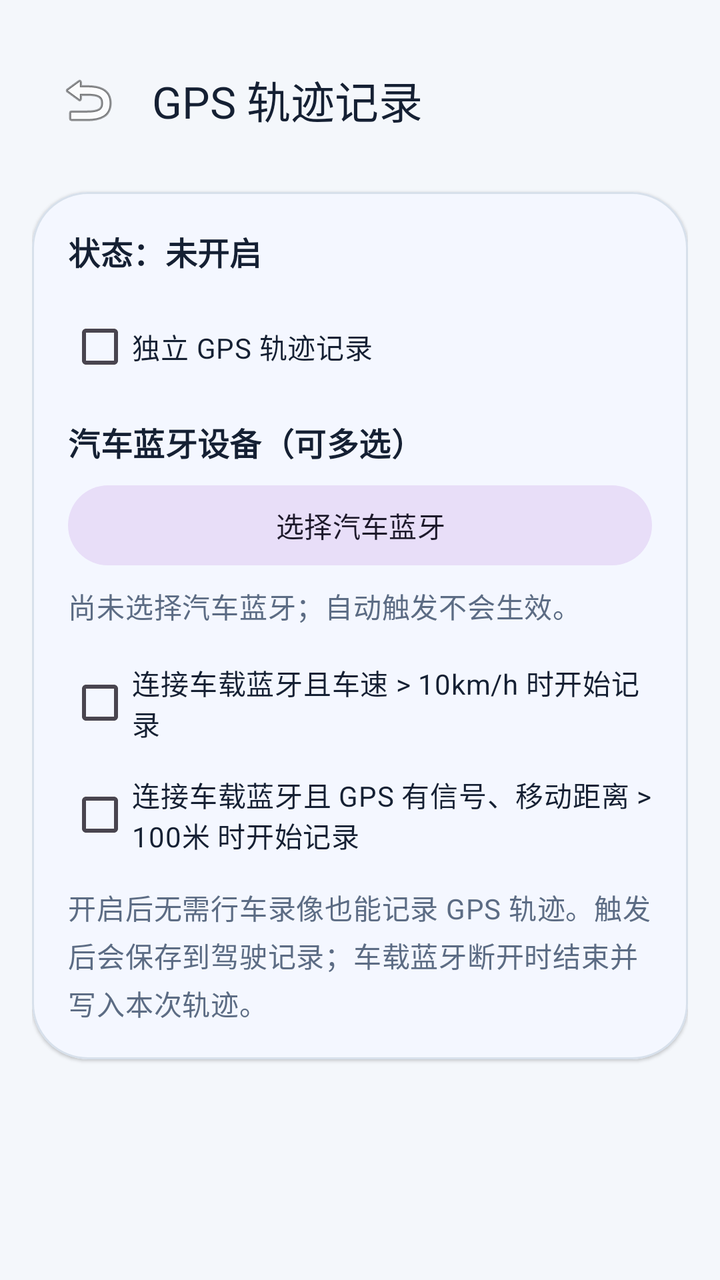
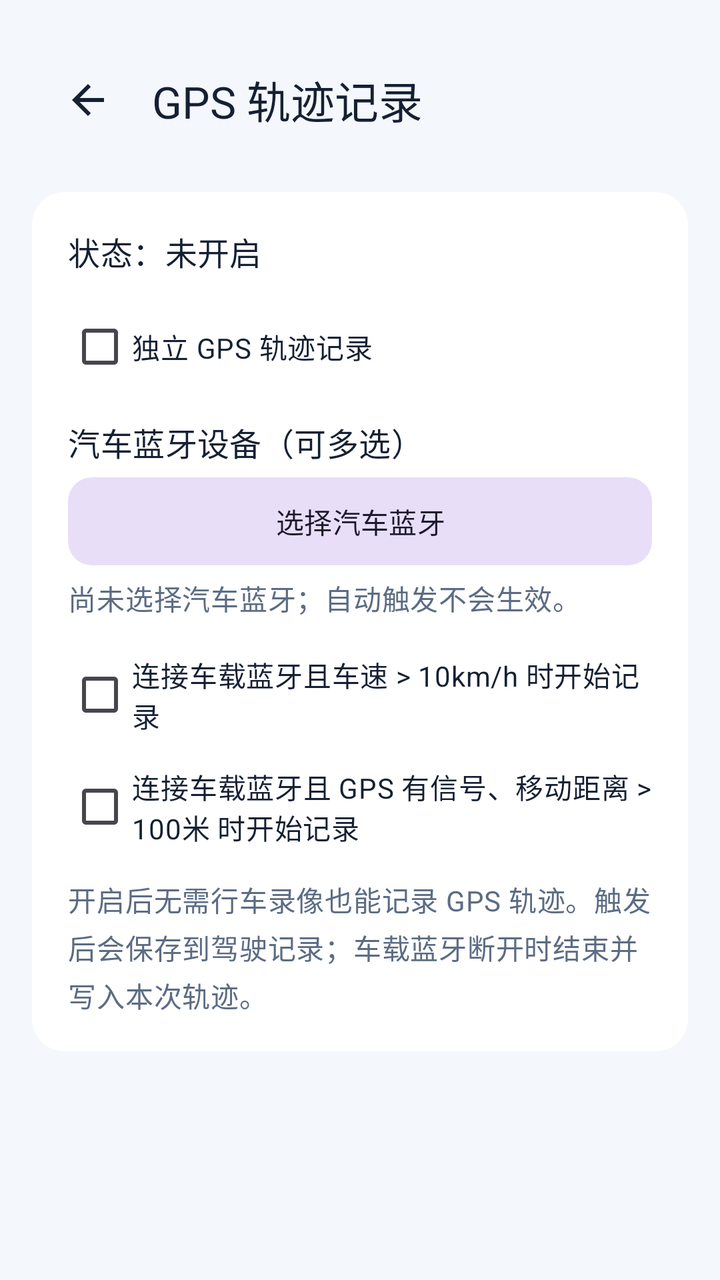

The first picture is an Android layout as it rendered before a commit; the second is the same layout after the commit. The layout source and the unified diff follow.
<!-- AndroidManifest.xml: application theme Theme.CarSpeed -->
<!-- res/layout/activity_track_recording_settings.xml -->
<?xml version="1.0" encoding="utf-8"?>
<ScrollView xmlns:android="http://schemas.android.com/apk/res/android"
    xmlns:app="http://schemas.android.com/apk/res-auto"
    android:layout_width="match_parent"
    android:layout_height="match_parent"
    android:background="@color/brand_sand"
    android:fillViewport="true">

    <LinearLayout
        android:layout_width="match_parent"
        android:layout_height="wrap_content"
        android:orientation="vertical"
        android:paddingStart="16dp"
        android:paddingTop="18dp"
        android:paddingEnd="16dp"
        android:paddingBottom="24dp">

        <com.google.android.material.appbar.MaterialToolbar
            android:id="@+id/toolbar"
            android:layout_width="match_parent"
            android:layout_height="wrap_content"
            android:backgroundTint="@android:color/transparent"
            app:navigationIcon="@android:drawable/ic_menu_revert"
            app:title="@string/track_settings_title"
            app:titleTextColor="@color/text_primary" />

        <com.google.android.material.card.MaterialCardView
            style="@style/Widget.CarSpeed.Card"
            android:layout_width="match_parent"
            android:layout_height="wrap_content"
            android:layout_marginTop="14dp">

            <LinearLayout
                android:layout_width="match_parent"
                android:layout_height="wrap_content"
                android:orientation="vertical"
                android:padding="18dp">

                <TextView
                    android:id="@+id/tvTrackStatus"
                    android:layout_width="match_parent"
                    android:layout_height="wrap_content"
                    android:text="@string/track_status_off"
                    android:textAppearance="@style/TextAppearance.CarSpeed.SectionTitle" />

                <CheckBox
                    android:id="@+id/cbTrackRecordingEnabled"
                    android:layout_width="match_parent"
                    android:layout_height="wrap_content"
                    android:layout_marginTop="12dp"
                    android:text="@string/track_recording_toggle"
                    android:textColor="@color/text_primary" />

                <TextView
                    android:layout_width="match_parent"
                    android:layout_height="wrap_content"
                    android:layout_marginTop="12dp"
                    android:text="@string/bluetooth_car_devices_title"
                    android:textAppearance="@style/TextAppearance.CarSpeed.SectionTitle" />

                <com.google.android.material.button.MaterialButton
                    android:id="@+id/btnBluetoothDevices"
                    style="@style/Widget.Material3.Button.TonalButton"
                    android:layout_width="match_parent"
                    android:layout_height="wrap_content"
                    android:layout_marginTop="6dp"
                    android:text="@string/bluetooth_select_devices" />

                <TextView
                    android:id="@+id/tvBluetoothDeviceSummary"
                    android:layout_width="match_parent"
                    android:layout_height="wrap_content"
                    android:layout_marginTop="6dp"
                    android:text="@string/bluetooth_selected_none"
                    android:textAppearance="@style/TextAppearance.CarSpeed.Body" />

                <CheckBox
                    android:id="@+id/cbTrackTriggerBtSpeed"
                    android:layout_width="match_parent"
                    android:layout_height="wrap_content"
                    android:layout_marginTop="14dp"
                    android:text="@string/track_trigger_bt_speed"
                    android:textColor="@color/text_primary" />

                <CheckBox
                    android:id="@+id/cbTrackTriggerBtDistance"
                    android:layout_width="match_parent"
                    android:layout_height="wrap_content"
                    android:layout_marginTop="8dp"
                    android:text="@string/track_trigger_bt_distance"
                    android:textColor="@color/text_primary" />

                <TextView
                    android:layout_width="match_parent"
                    android:layout_height="wrap_content"
                    android:layout_marginTop="12dp"
                    android:text="@string/track_recording_helper"
                    android:textAppearance="@style/TextAppearance.CarSpeed.Body" />
            </LinearLayout>
        </com.google.android.material.card.MaterialCardView>
    </LinearLayout>
</ScrollView>
<!-- resources referenced by this layout -->
<resources>
  <color name="brand_sand">#F4F7FB</color>
  <color name="text_primary">#152033</color>
  <string name="bluetooth_car_devices_title">汽车蓝牙设备（可多选）</string>
  <string name="bluetooth_select_devices">选择汽车蓝牙</string>
  <string name="bluetooth_selected_none">尚未选择汽车蓝牙；自动触发不会生效。</string>
  <string name="track_recording_helper">开启后无需行车录像也能记录 GPS 轨迹。触发后会保存到驾驶记录；车载蓝牙断开时结束并写入本次轨迹。</string>
  <string name="track_recording_toggle">独立 GPS 轨迹记录</string>
  <string name="track_settings_title">GPS 轨迹记录</string>
  <string name="track_status_off">状态：未开启</string>
  <string name="track_trigger_bt_distance">连接车载蓝牙且 GPS 有信号、移动距离 &gt; 100米 时开始记录</string>
  <string name="track_trigger_bt_speed">连接车载蓝牙且车速 &gt; 10km/h 时开始记录</string>
  <style name="TextAppearance.CarSpeed.Body" parent="TextAppearance.Material3.BodyMedium">
          <item name="android:textColor">@color/text_secondary</item>
      </style>
  <style name="TextAppearance.CarSpeed.SectionTitle" parent="TextAppearance.Material3.TitleMedium">
          <item name="android:textColor">@color/text_primary</item>
          <item name="android:textStyle">bold</item>
      </style>
  <style name="Widget.CarSpeed.Card" parent="Widget.Material3.CardView.Elevated">
          <item name="cardBackgroundColor">@color/surface_primary</item>
          <item name="strokeColor">@color/divider_soft</item>
          <item name="strokeWidth">1dp</item>
          <item name="cardCornerRadius">28dp</item>
      </style>
  <style name="Theme.CarSpeed" parent="Theme.Material3.DayNight.NoActionBar">
          <item name="colorPrimary">@color/brand_blue</item>
          <item name="colorSecondary">@color/brand_teal</item>
          <item name="colorSurface">@color/surface_primary</item>
          <item name="android:colorBackground">@color/brand_sand</item>
          <item name="android:statusBarColor">@android:color/transparent</item>
          <item name="android:navigationBarColor">@color/brand_navy</item>
          <item name="android:windowLightStatusBar">true</item>
          <item name="materialCardViewFilledStyle">@style/Widget.CarSpeed.Card</item>
      </style>
  <color name="text_secondary">#5C6C84</color>
  <color name="surface_primary">#FFFFFF</color>
  <color name="divider_soft">#D7E0EB</color>
  <color name="brand_blue">#2E6BFF</color>
  <color name="brand_teal">#1FB8A6</color>
  <color name="brand_navy">#0E1A2B</color>
</resources>

<!-- the commit's change to res/layout/activity_track_recording_settings.xml (unified diff, before → after) -->
@@ -20,7 +20,7 @@
             android:layout_width="match_parent"
             android:layout_height="wrap_content"
             android:backgroundTint="@android:color/transparent"
-            app:navigationIcon="@android:drawable/ic_menu_revert"
+            app:navigationIcon="@drawable/ic_nav_back"
             app:title="@string/track_settings_title"
             app:titleTextColor="@color/text_primary" />
 
@@ -60,7 +60,7 @@
 
                 <com.google.android.material.button.MaterialButton
                     android:id="@+id/btnBluetoothDevices"
-                    style="@style/Widget.Material3.Button.TonalButton"
+                    style="@style/Widget.CarSpeed.Button.Tonal"
                     android:layout_width="match_parent"
                     android:layout_height="wrap_content"
                     android:layout_marginTop="6dp"
<!-- resource entries referenced after the edit -->
@@ -2,6 +2,18 @@
 <resources>
   <color name="brand_sand">#F4F7FB</color>
   <color name="text_primary">#152033</color>
+  <!-- drawable ic_nav_back (drawable) -->
+  <?xml version="1.0" encoding="utf-8"?>
+  <vector xmlns:android="http://schemas.android.com/apk/res/android"
+      android:width="24dp"
+      android:height="24dp"
+      android:viewportWidth="24"
+      android:viewportHeight="24"
+      android:tint="@color/text_primary">
+      <path
+          android:fillColor="@android:color/white"
+          android:pathData="M20,11H7.83l5.59,-5.59L12,4l-8,8 8,8 1.41,-1.41L7.83,13H20z" />
+  </vector>
   <string name="bluetooth_car_devices_title">汽车蓝牙设备（可多选）</string>
   <string name="bluetooth_select_devices">选择汽车蓝牙</string>
   <string name="bluetooth_selected_none">尚未选择汽车蓝牙；自动触发不会生效。</string>
@@ -16,13 +28,18 @@
       </style>
   <style name="TextAppearance.CarSpeed.SectionTitle" parent="TextAppearance.Material3.TitleMedium">
           <item name="android:textColor">@color/text_primary</item>
-          <item name="android:textStyle">bold</item>
+      </style>
+  <style name="Widget.CarSpeed.Button.Tonal" parent="Widget.Material3.Button.TonalButton">
+          <item name="cornerRadius">12dp</item>
+          <item name="android:minHeight">44dp</item>
+          <item name="android:insetTop">0dp</item>
+          <item name="android:insetBottom">0dp</item>
       </style>
   <style name="Widget.CarSpeed.Card" parent="Widget.Material3.CardView.Elevated">
           <item name="cardBackgroundColor">@color/surface_primary</item>
-          <item name="strokeColor">@color/divider_soft</item>
-          <item name="strokeWidth">1dp</item>
-          <item name="cardCornerRadius">28dp</item>
+          <item name="strokeWidth">0dp</item>
+          <item name="cardCornerRadius">16dp</item>
+          <item name="cardElevation">0dp</item>
       </style>
   <style name="Theme.CarSpeed" parent="Theme.Material3.DayNight.NoActionBar">
           <item name="colorPrimary">@color/brand_blue</item>
@@ -30,15 +47,21 @@
           <item name="colorSurface">@color/surface_primary</item>
           <item name="android:colorBackground">@color/brand_sand</item>
           <item name="android:statusBarColor">@android:color/transparent</item>
-          <item name="android:navigationBarColor">@color/brand_navy</item>
+          <item name="android:navigationBarColor">@color/brand_sand</item>
           <item name="android:windowLightStatusBar">true</item>
+          <item name="android:windowLightNavigationBar" tools:targetApi="27">true</item>
+          <item name="materialButtonStyle">@style/Widget.CarSpeed.Button</item>
           <item name="materialCardViewFilledStyle">@style/Widget.CarSpeed.Card</item>
       </style>
   <color name="text_secondary">#5C6C84</color>
   <color name="surface_primary">#FFFFFF</color>
-  <color name="divider_soft">#D7E0EB</color>
   <color name="brand_blue">#2E6BFF</color>
   <color name="brand_teal">#1FB8A6</color>
-  <color name="brand_navy">#0E1A2B</color>
+  <style name="Widget.CarSpeed.Button" parent="Widget.Material3.Button">
+          <item name="cornerRadius">12dp</item>
+          <item name="android:minHeight">48dp</item>
+          <item name="android:insetTop">0dp</item>
+          <item name="android:insetBottom">0dp</item>
+      </style>
 </resources>
 
